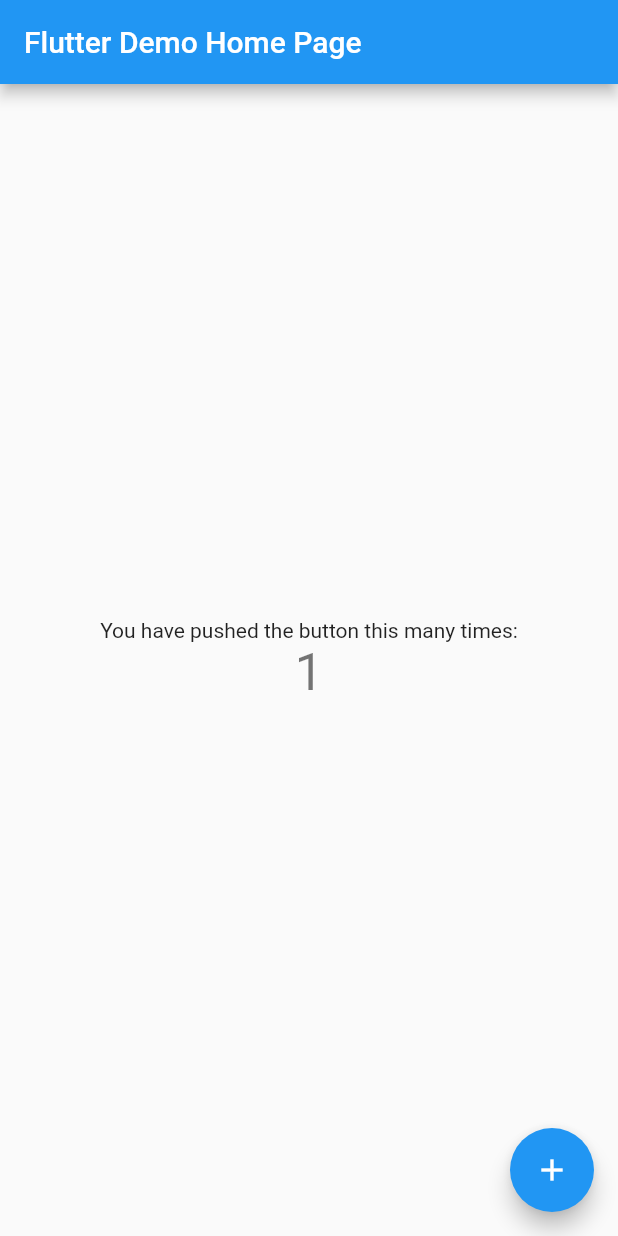
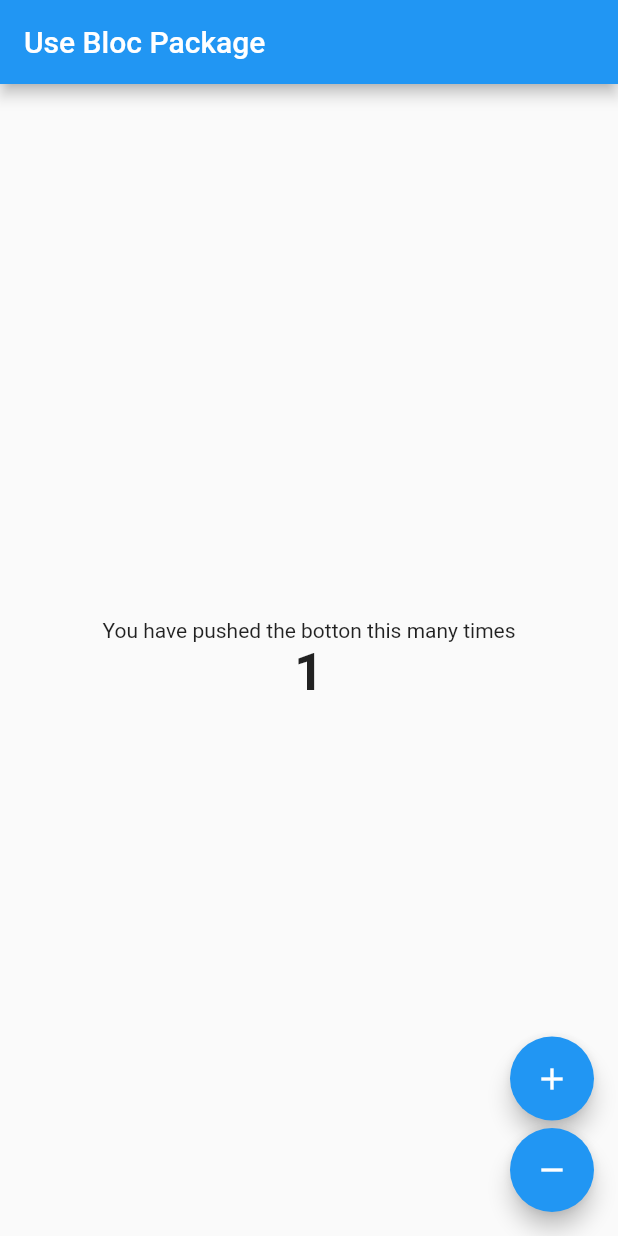
Before and after one commit to hamitseyrek/flutter_bloc_cubit_package, a Flutter app: the screen it shows after launch, after a tap on the "add" icon, on a phone screen of 412 x 824 dp. Run offline on Flutter 3.47's test engine with Material 2 defaults, Android fonts, the phone set to English and light mode, and no system bars; our stand-ins replace flutter_bloc.

Commit message:
counter app made with bloc package

```diff
--- /dev/null
+++ b/lib/app.dart
@@ -0,0 +1,75 @@
+import 'package:flutter/material.dart';
+import 'package:flutter_bloc/flutter_bloc.dart';
+
+import 'package:flutter_bloc_cubit_package/counter_bloc/counter_bloc.dart';
+import 'package:flutter_bloc_cubit_package/counter_bloc/counter_event.dart';
+import 'package:flutter_bloc_cubit_package/counter_bloc/counter_state.dart';
+
+class MyAppHome extends StatelessWidget {
+  const MyAppHome({Key? key}) : super(key: key);
+
+  @override
+  Widget build(BuildContext context) {
+    return Scaffold(
+      appBar: AppBar(
+        title: const Text('Use Bloc Package'),
+      ),
+      body: const MyCenterWidget(),
+      floatingActionButton: const MyActions(),
+    );
+  }
+}
+
+class MyCenterWidget extends StatelessWidget {
+  const MyCenterWidget({
+    Key? key,
+  }) : super(key: key);
+
+  @override
+  Widget build(BuildContext context) {
+    return Center(
+      child: Column(
+        mainAxisAlignment: MainAxisAlignment.center,
+        children: [
+          const Text('You have pushed the botton this many times'),
+          BlocBuilder<CounterBloc, CounterState>(
+            builder: (contect, counterState) => Text(
+                counterState.counter.toString(),
+                style:
+                    const TextStyle(fontSize: 34, fontWeight: FontWeight.bold)),
+          ),
+        ],
+      ),
+    );
+  }
+}
+
+class MyActions extends StatelessWidget {
+  const MyActions({
+    Key? key,
+  }) : super(key: key);
+
+  @override
+  Widget build(BuildContext context) {
+    return Column(
+      mainAxisAlignment: MainAxisAlignment.end,
+      children: [
+        FloatingActionButton(
+          child: const Icon(Icons.add),
+          heroTag: 'add',
+          onPressed: () {
+            context.read<CounterBloc>().add(CounterIncrement());
+          },
+        ),
+        const SizedBox(height: 5),
+        FloatingActionButton(
+          child: const Icon(Icons.remove),
+          heroTag: 'decrease',
+          onPressed: () {
+            context.read<CounterBloc>().add(CounterDecrement());
+          },
+        ),
+      ],
+    );
+  }
+}
--- /dev/null
+++ b/lib/counter_bloc/counter_bloc.dart
@@ -0,0 +1,16 @@
+import 'package:flutter_bloc/flutter_bloc.dart';
+import 'package:flutter_bloc_cubit_package/counter_bloc/counter_event.dart';
+import 'package:flutter_bloc_cubit_package/counter_bloc/counter_state.dart';
+
+class CounterBloc extends Bloc<CounterEvent, CounterState> {
+  CounterBloc() : super(CounterState(0));
+
+  @override
+  Stream<CounterState> mapEventToState(CounterEvent event) async* {
+    if (event is CounterIncrement) {
+      yield CounterState(state.counter + 1);
+    } else if (event is CounterDecrement) {
+      yield CounterState(state.counter - 1);
+    }
+  }
+}
--- /dev/null
+++ b/lib/counter_bloc/counter_event.dart
@@ -0,0 +1,5 @@
+abstract class CounterEvent {}
+
+class CounterIncrement extends CounterEvent {}
+
+class CounterDecrement extends CounterEvent {}
--- /dev/null
+++ b/lib/counter_bloc/counter_state.dart
@@ -0,0 +1,7 @@
+class CounterState {
+  final int _counter;
+
+  CounterState(this._counter);
+
+  int get counter => _counter;
+}
--- a/lib/main.dart
+++ b/lib/main.dart
@@ -1,4 +1,7 @@
 import 'package:flutter/material.dart';
+import 'package:flutter_bloc/flutter_bloc.dart';
+import 'package:flutter_bloc_cubit_package/app.dart';
+import 'package:flutter_bloc_cubit_package/counter_bloc/counter_bloc.dart';
 
 void main() {
   runApp(const MyApp());
@@ -13,103 +16,12 @@ class MyApp extends StatelessWidget {
     return MaterialApp(
       title: 'Flutter Demo',
       theme: ThemeData(
-        // This is the theme of your application.
-        //
-        // Try running your application with "flutter run". You'll see the
-        // application has a blue toolbar. Then, without quitting the app, try
-        // changing the primarySwatch below to Colors.green and then invoke
-        // "hot reload" (press "r" in the console where you ran "flutter run",
-        // or simply save your changes to "hot reload" in a Flutter IDE).
-        // Notice that the counter didn't reset back to zero; the application
-        // is not restarted.
         primarySwatch: Colors.blue,
       ),
-      home: const MyHomePage(title: 'Flutter Demo Home Page'),
+      home: BlocProvider(
+        create: (context) => CounterBloc(),
+        child: const MyAppHome(),
+      ),
     );
   }
 }
-
-class MyHomePage extends StatefulWidget {
-  const MyHomePage({Key? key, required this.title}) : super(key: key);
-
-  // This widget is the home page of your application. It is stateful, meaning
-  // that it has a State object (defined below) that contains fields that affect
-  // how it looks.
-
-  // This class is the configuration for the state. It holds the values (in this
-  // case the title) provided by the parent (in this case the App widget) and
-  // used by the build method of the State. Fields in a Widget subclass are
-  // always marked "final".
-
-  final String title;
-
-  @override
-  State<MyHomePage> createState() => _MyHomePageState();
-}
-
-class _MyHomePageState extends State<MyHomePage> {
-  int _counter = 0;
-
-  void _incrementCounter() {
-    setState(() {
-      // This call to setState tells the Flutter framework that something has
-      // changed in this State, which causes it to rerun the build method below
-      // so that the display can reflect the updated values. If we changed
-      // _counter without calling setState(), then the build method would not be
-      // called again, and so nothing would appear to happen.
-      _counter++;
-    });
-  }
-
-  @override
-  Widget build(BuildContext context) {
-    // This method is rerun every time setState is called, for instance as done
-    // by the _incrementCounter method above.
-    //
-    // The Flutter framework has been optimized to make rerunning build methods
-    // fast, so that you can just rebuild anything that needs updating rather
-    // than having to individually change instances of widgets.
-    return Scaffold(
-      appBar: AppBar(
-        // Here we take the value from the MyHomePage object that was created by
-        // the App.build method, and use it to set our appbar title.
-        title: Text(widget.title),
-      ),
-      body: Center(
-        // Center is a layout widget. It takes a single child and positions it
-        // in the middle of the parent.
-        child: Column(
-          // Column is also a layout widget. It takes a list of children and
-          // arranges them vertically. By default, it sizes itself to fit its
-          // children horizontally, and tries to be as tall as its parent.
-          //
-          // Invoke "debug painting" (press "p" in the console, choose the
-          // "Toggle Debug Paint" action from the Flutter Inspector in Android
-          // Studio, or the "Toggle Debug Paint" command in Visual Studio Code)
-          // to see the wireframe for each widget.
-          //
-          // Column has various properties to control how it sizes itself and
-          // how it positions its children. Here we use mainAxisAlignment to
-          // center the children vertically; the main axis here is the vertical
-          // axis because Columns are vertical (the cross axis would be
-          // horizontal).
-          mainAxisAlignment: MainAxisAlignment.center,
-          children: <Widget>[
-            const Text(
-              'You have pushed the button this many times:',
-            ),
-            Text(
-              '$_counter',
-              style: Theme.of(context).textTheme.headline4,
-            ),
-          ],
-        ),
-      ),
-      floatingActionButton: FloatingActionButton(
-        onPressed: _incrementCounter,
-        tooltip: 'Increment',
-        child: const Icon(Icons.add),
-      ), // This trailing comma makes auto-formatting nicer for build methods.
-    );
-  }
-}
--- a/pubspec.yaml
+++ b/pubspec.yaml
@@ -34,6 +34,7 @@ dependencies:
   # The following adds the Cupertino Icons font to your application.
   # Use with the CupertinoIcons class for iOS style icons.
   cupertino_icons: ^1.0.2
+  flutter_bloc: ^7.3.0
 
 dev_dependencies:
   flutter_test:
```
Also changed, not shown: pubspec.lock.
